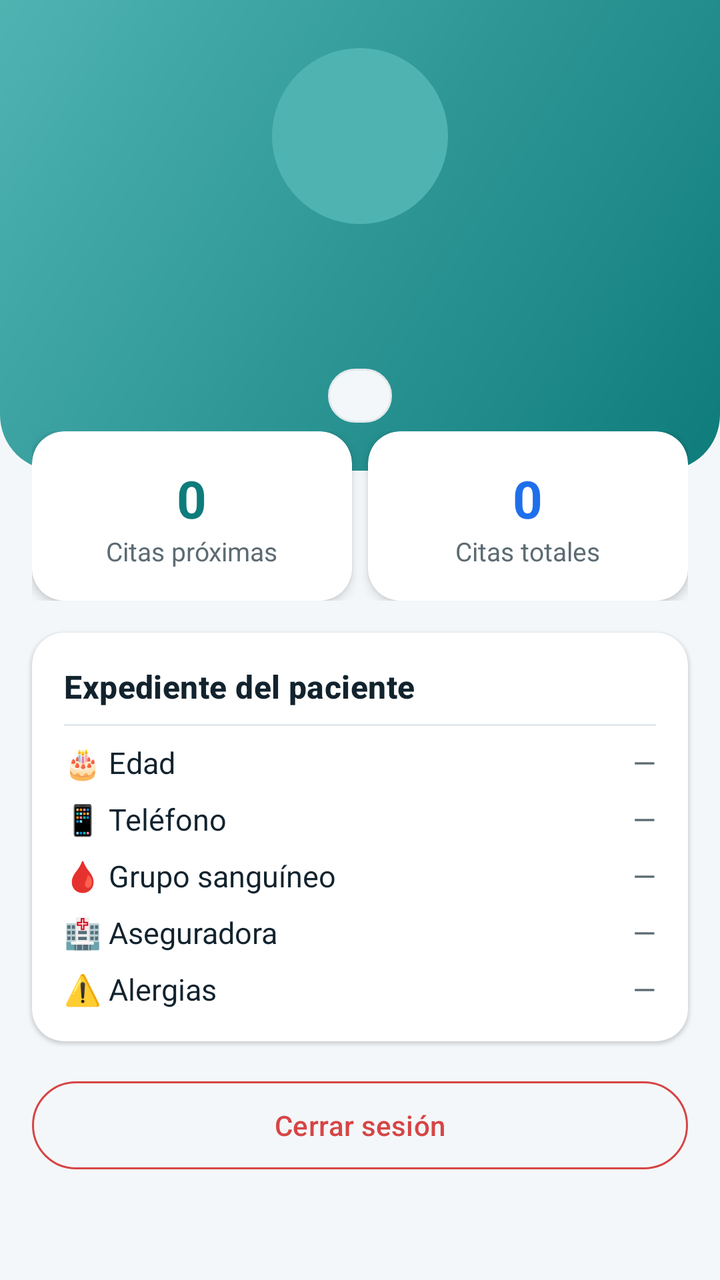
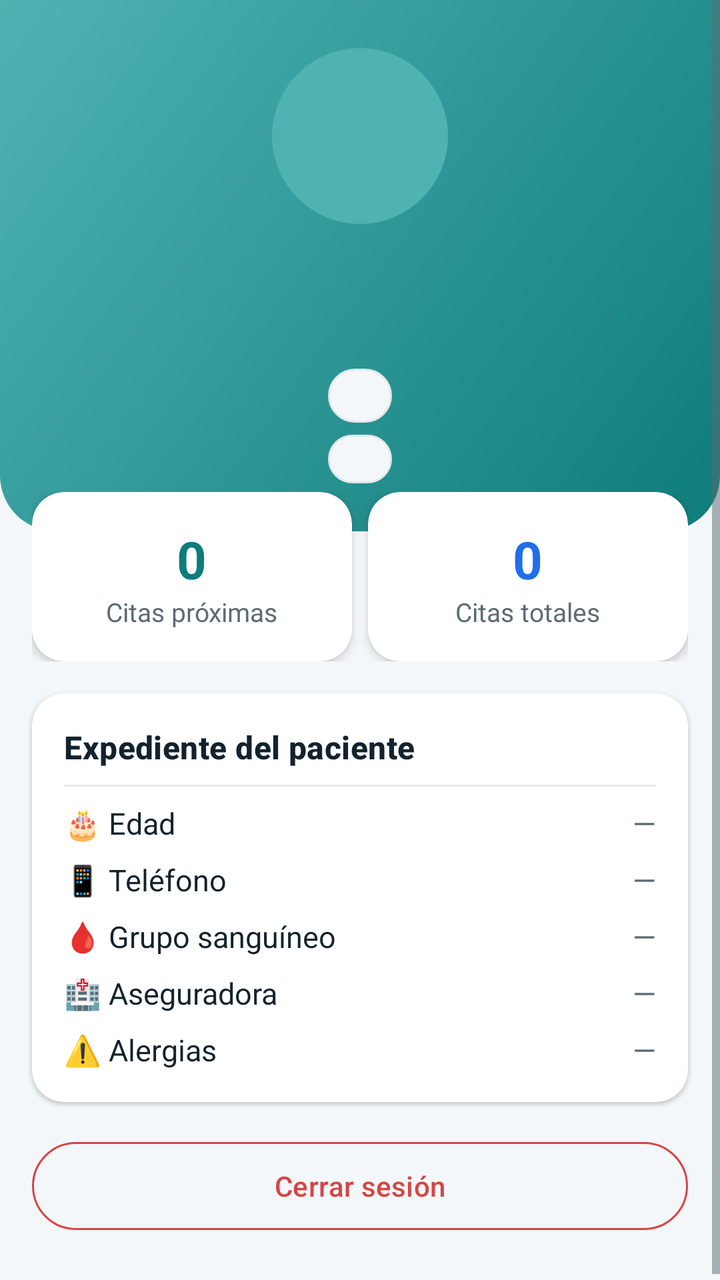

An Android layout rendered at two revisions. The XML below is the earlier revision; the diff shows what the commit changed to produce the second picture.
<!-- AndroidManifest.xml: application theme Theme.CitasMedicas -->
<!-- res/layout/fragment_profile.xml -->
<?xml version="1.0" encoding="utf-8"?>
<ScrollView xmlns:android="http://schemas.android.com/apk/res/android"
    xmlns:app="http://schemas.android.com/apk/res-auto"
    android:layout_width="match_parent"
    android:layout_height="match_parent"
    android:background="@color/background"
    android:fillViewport="true">

    <LinearLayout
        android:layout_width="match_parent"
        android:layout_height="wrap_content"
        android:orientation="vertical">

        <LinearLayout
            android:layout_width="match_parent"
            android:layout_height="wrap_content"
            android:background="@drawable/bg_header"
            android:gravity="center_horizontal"
            android:orientation="vertical"
            android:paddingVertical="@dimen/spacing_lg">

            <TextView
                android:id="@+id/tvAvatar"
                android:layout_width="88dp"
                android:layout_height="88dp"
                android:background="@drawable/bg_avatar"
                android:gravity="center"
                android:textColor="@color/white"
                android:textSize="32sp"
                android:textStyle="bold" />

            <TextView
                android:id="@+id/tvName"
                android:layout_width="wrap_content"
                android:layout_height="wrap_content"
                android:layout_marginTop="@dimen/spacing_md"
                android:textColor="@color/white"
                android:textSize="22sp"
                android:textStyle="bold" />

            <TextView
                android:id="@+id/tvEmail"
                android:layout_width="wrap_content"
                android:layout_height="wrap_content"
                android:layout_marginTop="2dp"
                android:textColor="#E8F6F5"
                android:textSize="14sp" />

            <TextView
                android:id="@+id/tvAge"
                android:layout_width="wrap_content"
                android:layout_height="wrap_content"
                android:layout_marginTop="6dp"
                android:background="@drawable/bg_chip"
                android:paddingHorizontal="@dimen/spacing_md"
                android:paddingVertical="4dp"
                android:textColor="@color/primary_dark"
                android:textSize="14sp"
                android:textStyle="bold" />
        </LinearLayout>

        <LinearLayout
            android:layout_width="match_parent"
            android:layout_height="wrap_content"
            android:layout_marginTop="-20dp"
            android:orientation="horizontal"
            android:paddingHorizontal="@dimen/spacing_md">

            <androidx.cardview.widget.CardView
                android:layout_width="0dp"
                android:layout_height="wrap_content"
                android:layout_marginEnd="@dimen/spacing_sm"
                android:layout_weight="1"
                app:cardCornerRadius="@dimen/card_radius"
                app:cardElevation="3dp">

                <LinearLayout
                    android:layout_width="match_parent"
                    android:layout_height="wrap_content"
                    android:gravity="center"
                    android:orientation="vertical"
                    android:padding="@dimen/spacing_md">

                    <TextView
                        android:id="@+id/tvUpcomingCount"
                        android:layout_width="wrap_content"
                        android:layout_height="wrap_content"
                        android:text="@string/value_zero"
                        android:textColor="@color/primary"
                        android:textSize="26sp"
                        android:textStyle="bold" />

                    <TextView
                        android:layout_width="wrap_content"
                        android:layout_height="wrap_content"
                        android:text="@string/profile_upcoming"
                        android:textColor="@color/text_secondary"
                        android:textSize="13sp" />
                </LinearLayout>
            </androidx.cardview.widget.CardView>

            <androidx.cardview.widget.CardView
                android:layout_width="0dp"
                android:layout_height="wrap_content"
                android:layout_weight="1"
                app:cardCornerRadius="@dimen/card_radius"
                app:cardElevation="3dp">

                <LinearLayout
                    android:layout_width="match_parent"
                    android:layout_height="wrap_content"
                    android:gravity="center"
                    android:orientation="vertical"
                    android:padding="@dimen/spacing_md">

                    <TextView
                        android:id="@+id/tvTotalCount"
                        android:layout_width="wrap_content"
                        android:layout_height="wrap_content"
                        android:text="@string/value_zero"
                        android:textColor="@color/secondary"
                        android:textSize="26sp"
                        android:textStyle="bold" />

                    <TextView
                        android:layout_width="wrap_content"
                        android:layout_height="wrap_content"
                        android:text="@string/profile_total"
                        android:textColor="@color/text_secondary"
                        android:textSize="13sp" />
                </LinearLayout>
            </androidx.cardview.widget.CardView>
        </LinearLayout>

        
        <androidx.cardview.widget.CardView
            android:layout_width="match_parent"
            android:layout_height="wrap_content"
            android:layout_margin="@dimen/spacing_md"
            app:cardCornerRadius="@dimen/card_radius"
            app:cardElevation="1dp">

            <LinearLayout
                android:layout_width="match_parent"
                android:layout_height="wrap_content"
                android:orientation="vertical"
                android:padding="@dimen/spacing_md">

                <TextView
                    android:id="@+id/tvPatientInfoTitle"
                    android:layout_width="wrap_content"
                    android:layout_height="wrap_content"
                    android:text="@string/patient_record_title"
                    android:textAppearance="@style/TextAppearance.CitasMedicas.Title"
                    android:textSize="16sp" />

                <View
                    android:layout_width="match_parent"
                    android:layout_height="1dp"
                    android:layout_marginVertical="@dimen/spacing_sm"
                    android:background="@color/divider" />

                <TextView
                    android:id="@+id/tvInfoLoading"
                    android:layout_width="match_parent"
                    android:layout_height="wrap_content"
                    android:text="@string/patient_record_loading"
                    android:textColor="@color/text_secondary"
                    android:textSize="13sp"
                    android:visibility="gone" />

                <LinearLayout
                    android:layout_width="match_parent"
                    android:layout_height="wrap_content"
                    android:orientation="horizontal">

                    <TextView
                        android:layout_width="wrap_content"
                        android:layout_height="wrap_content"
                        android:text="@string/label_age"
                        android:textColor="@color/text_primary"
                        android:textSize="15sp" />

                    <TextView
                        android:id="@+id/tvInfoAge"
                        android:layout_width="0dp"
                        android:layout_height="wrap_content"
                        android:layout_marginStart="@dimen/spacing_sm"
                        android:layout_weight="1"
                        android:gravity="end"
                        android:text="@string/value_placeholder"
                        android:textColor="@color/text_secondary"
                        android:textSize="15sp" />
                </LinearLayout>

                <LinearLayout
                    android:layout_width="match_parent"
                    android:layout_height="wrap_content"
                    android:layout_marginTop="@dimen/spacing_sm"
                    android:orientation="horizontal">

                    <TextView
                        android:layout_width="wrap_content"
                        android:layout_height="wrap_content"
                        android:text="@string/label_phone"
                        android:textColor="@color/text_primary"
                        android:textSize="15sp" />

                    <TextView
                        android:id="@+id/tvInfoPhone"
                        android:layout_width="0dp"
                        android:layout_height="wrap_content"
                        android:layout_marginStart="@dimen/spacing_sm"
                        android:layout_weight="1"
                        android:gravity="end"
                        android:text="@string/value_placeholder"
                        android:textColor="@color/text_secondary"
                        android:textSize="15sp" />
                </LinearLayout>

                <LinearLayout
                    android:layout_width="match_parent"
                    android:layout_height="wrap_content"
                    android:layout_marginTop="@dimen/spacing_sm"
                    android:orientation="horizontal">

                    <TextView
                        android:layout_width="wrap_content"
                        android:layout_height="wrap_content"
                        android:text="@string/label_blood"
                        android:textColor="@color/text_primary"
                        android:textSize="15sp" />

                    <TextView
                        android:id="@+id/tvInfoBlood"
                        android:layout_width="0dp"
                        android:layout_height="wrap_content"
                        android:layout_marginStart="@dimen/spacing_sm"
                        android:layout_weight="1"
                        android:gravity="end"
                        android:text="@string/value_placeholder"
                        android:textColor="@color/text_secondary"
                        android:textSize="15sp" />
                </LinearLayout>

                <LinearLayout
                    android:layout_width="match_parent"
                    android:layout_height="wrap_content"
                    android:layout_marginTop="@dimen/spacing_sm"
                    android:orientation="horizontal">

                    <TextView
                        android:layout_width="wrap_content"
                        android:layout_height="wrap_content"
                        android:text="@string/label_insurance"
                        android:textColor="@color/text_primary"
                        android:textSize="15sp" />

                    <TextView
                        android:id="@+id/tvInfoInsurance"
                        android:layout_width="0dp"
                        android:layout_height="wrap_content"
                        android:layout_marginStart="@dimen/spacing_sm"
                        android:layout_weight="1"
                        android:gravity="end"
                        android:text="@string/value_placeholder"
                        android:textColor="@color/text_secondary"
                        android:textSize="15sp" />
                </LinearLayout>

                <LinearLayout
                    android:layout_width="match_parent"
                    android:layout_height="wrap_content"
                    android:layout_marginTop="@dimen/spacing_sm"
                    android:orientation="horizontal">

                    <TextView
                        android:layout_width="wrap_content"
                        android:layout_height="wrap_content"
                        android:text="@string/label_allergies"
                        android:textColor="@color/text_primary"
                        android:textSize="15sp" />

                    <TextView
                        android:id="@+id/tvInfoAllergies"
                        android:layout_width="0dp"
                        android:layout_height="wrap_content"
                        android:layout_marginStart="@dimen/spacing_sm"
                        android:layout_weight="1"
                        android:gravity="end"
                        android:text="@string/value_placeholder"
                        android:textColor="@color/text_secondary"
                        android:textSize="15sp" />
                </LinearLayout>
            </LinearLayout>
        </androidx.cardview.widget.CardView>

        <com.google.android.material.button.MaterialButton
            android:id="@+id/btnLogout"
            style="@style/Widget.Material3.Button.OutlinedButton"
            android:layout_width="match_parent"
            android:layout_height="52dp"
            android:layout_marginHorizontal="@dimen/spacing_md"
            android:text="@string/logout"
            android:textColor="@color/error"
            app:strokeColor="@color/error" />

        <View
            android:layout_width="match_parent"
            android:layout_height="@dimen/spacing_lg" />
    </LinearLayout>
</ScrollView>
<!-- resources referenced by this layout -->
<resources>
  <color name="background">#F4F7F9</color>
  <color name="divider">#E2E8EC</color>
  <color name="error">#D64545</color>
  <color name="primary">#0E7C7B</color>
  <color name="primary_dark">#0A5C5B</color>
  <color name="secondary">#1F6FEB</color>
  <color name="text_primary">#12232E</color>
  <color name="text_secondary">#5C6B73</color>
  <color name="white">#FFFFFF</color>
  <dimen name="card_radius">16dp</dimen>
  <dimen name="spacing_lg">24dp</dimen>
  <dimen name="spacing_md">16dp</dimen>
  <dimen name="spacing_sm">8dp</dimen>
  <!-- drawable bg_avatar (drawable) -->
  <?xml version="1.0" encoding="utf-8"?>
  <shape xmlns:android="http://schemas.android.com/apk/res/android" android:shape="oval">
      <solid android:color="@color/primary_light" />
  </shape>
  <!-- drawable bg_chip (drawable) -->
  <?xml version="1.0" encoding="utf-8"?>
  <shape xmlns:android="http://schemas.android.com/apk/res/android" android:shape="rectangle">
      <solid android:color="@color/background" />
      <corners android:radius="20dp" />
      <stroke android:width="1dp" android:color="@color/divider" />
  </shape>
  <!-- drawable bg_header (drawable) -->
  <?xml version="1.0" encoding="utf-8"?>
  <shape xmlns:android="http://schemas.android.com/apk/res/android" android:shape="rectangle">
      <gradient android:angle="135" android:startColor="@color/primary"
          android:endColor="@color/primary_light" android:type="linear" />
      <corners android:bottomLeftRadius="28dp" android:bottomRightRadius="28dp" />
  </shape>
  <string name="label_age">🎂  Edad</string>
  <string name="label_allergies">⚠️  Alergias</string>
  <string name="label_blood">🩸  Grupo sanguíneo</string>
  <string name="label_insurance">🏥  Aseguradora</string>
  <string name="label_phone">📱  Teléfono</string>
  <string name="logout">Cerrar sesión</string>
  <string name="patient_record_loading">Cargando información del paciente…</string>
  <string name="patient_record_title">Expediente del paciente</string>
  <string name="profile_total">Citas totales</string>
  <string name="profile_upcoming">Citas próximas</string>
  <string name="value_placeholder">—</string>
  <string name="value_zero">0</string>
  <style name="TextAppearance.CitasMedicas.Title" parent="TextAppearance.Material3.TitleMedium">
          <item name="android:textColor">@color/text_primary</item>
          <item name="android:textStyle">bold</item>
      </style>
  <style name="Theme.CitasMedicas" parent="Theme.Material3.Light.NoActionBar">
          <item name="colorPrimary">@color/primary</item>
          <item name="colorPrimaryDark">@color/primary_dark</item>
          <item name="colorOnPrimary">@color/white</item>
          <item name="colorSecondary">@color/secondary</item>
          <item name="colorOnSecondary">@color/white</item>
          <item name="colorTertiary">@color/accent</item>
          <item name="colorOnTertiary">@color/white</item>
          <item name="android:colorBackground">@color/background</item>
          <item name="colorSurface">@color/surface</item>
          <item name="android:statusBarColor">@color/primary</item>
          <item name="android:windowLightStatusBar">false</item>
          <item name="android:textColorPrimary">@color/text_primary</item>
          <item name="android:textColorSecondary">@color/text_secondary</item>
      </style>
  <color name="primary_light">#4FB3B2</color>
  <color name="accent">#25D0A8</color>
  <color name="surface">#FFFFFF</color>
</resources>

<!-- the commit's change to res/layout/fragment_profile.xml (unified diff, before → after) -->
@@ -57,6 +57,18 @@
                 android:textColor="@color/primary_dark"
                 android:textSize="14sp"
                 android:textStyle="bold" />
+
+            
+            <TextView
+                android:id="@+id/tvDataSource"
+                android:layout_width="wrap_content"
+                android:layout_height="wrap_content"
+                android:layout_marginTop="6dp"
+                android:background="@drawable/bg_chip"
+                android:paddingHorizontal="@dimen/spacing_md"
+                android:paddingVertical="4dp"
+                android:textColor="@color/primary_dark"
+                android:textSize="12sp" />
         </LinearLayout>
 
         <LinearLayout
